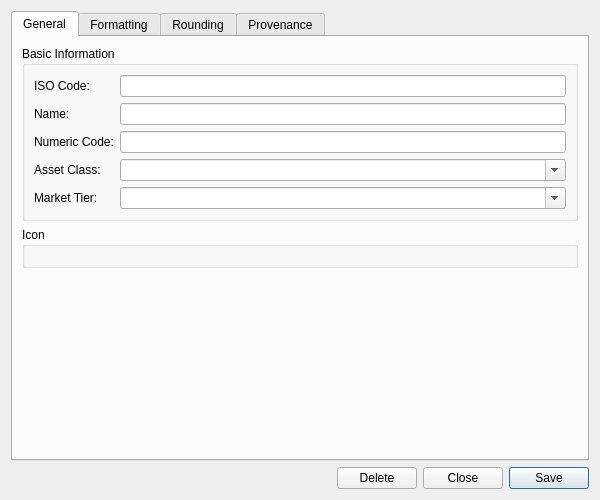
Old version of the form projects/ores.qt/refdata/ui/CurrencyDetailDialog.ui in the repository OreStudio/OreStudio.
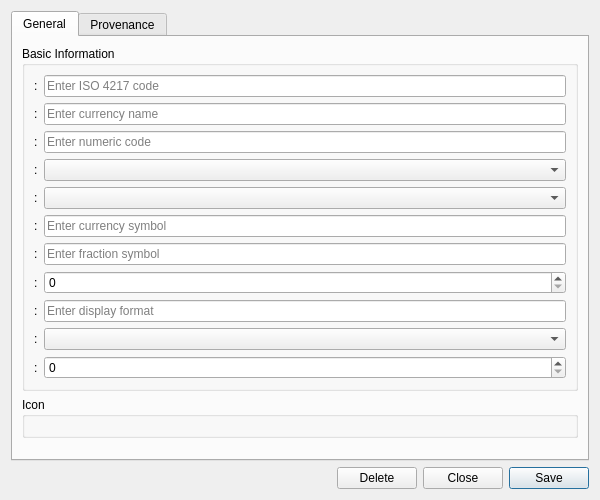
New version of the form. Custom widgets are drawn as their Qt base class.

Commit message: [codegen,qt] Sync Qt codegen for currency — final mechanical reconcile

What changed in the file:
```diff
--- a/projects/ores.qt/refdata/ui/CurrencyDetailDialog.ui
+++ b/projects/ores.qt/refdata/ui/CurrencyDetailDialog.ui
@@ -41,12 +41,15 @@
           <item row="0" column="0">
            <widget class="QLabel" name="labelIsoCode">
             <property name="text">
-             <string>ISO Code:</string>
+             <string>:</string>
             </property>
            </widget>
           </item>
           <item row="0" column="1">
            <widget class="QLineEdit" name="isoCodeEdit">
+            <property name="placeholderText">
+             <string>Enter ISO 4217 code</string>
+            </property>
             <property name="readOnly">
              <bool>true</bool>
             </property>
@@ -55,35 +58,40 @@
           <item row="1" column="0">
            <widget class="QLabel" name="labelName">
             <property name="text">
-             <string>Name:</string>
+             <string>:</string>
             </property>
            </widget>
           </item>
           <item row="1" column="1">
-           <widget class="QLineEdit" name="nameEdit"/>
+           <widget class="QLineEdit" name="nameEdit">
+            <property name="placeholderText">
+             <string>Enter currency name</string>
+            </property>
+           </widget>
           </item>
           <item row="2" column="0">
            <widget class="QLabel" name="labelNumericCode">
             <property name="text">
-             <string>Numeric Code:</string>
+             <string>:</string>
             </property>
            </widget>
           </item>
           <item row="2" column="1">
-           <widget class="QLineEdit" name="numericCodeEdit"/>
+           <widget class="QLineEdit" name="numericCodeEdit">
+            <property name="placeholderText">
+             <string>Enter numeric code</string>
+            </property>
+           </widget>
           </item>
           <item row="3" column="0">
            <widget class="QLabel" name="labelAssetClass">
             <property name="text">
-             <string>Asset Class:</string>
+             <string>:</string>
             </property>
            </widget>
           </item>
           <item row="3" column="1">
            <widget class="QComboBox" name="monetaryNatureCombo">
-            <property name="editable">
-             <bool>true</bool>
-            </property>
             <property name="insertPolicy">
              <enum>QComboBox::NoInsert</enum>
             </property>
@@ -92,152 +100,98 @@
           <item row="4" column="0">
            <widget class="QLabel" name="labelMarketTier">
             <property name="text">
-             <string>Market Tier:</string>
+             <string>:</string>
             </property>
            </widget>
           </item>
           <item row="4" column="1">
            <widget class="QComboBox" name="marketTierCombo">
-            <property name="editable">
-             <bool>true</bool>
-            </property>
             <property name="insertPolicy">
              <enum>QComboBox::NoInsert</enum>
             </property>
            </widget>
           </item>
-         </layout>
-        </widget>
-       </item>
-       <item>
-        <widget class="QGroupBox" name="iconGroup">
-         <property name="title">
-          <string>Icon</string>
-         </property>
-         <layout class="QVBoxLayout" name="iconGroupLayout">
-         </layout>
-        </widget>
-       </item>
-       <item>
-        <spacer name="verticalSpacer">
-         <property name="orientation">
-          <enum>Qt::Vertical</enum>
-         </property>
-         <property name="sizeHint" stdset="0">
-          <size>
-           <width>20</width>
-           <height>40</height>
-          </size>
-         </property>
-        </spacer>
-       </item>
-      </layout>
-     </widget>
-     <widget class="QWidget" name="formattingTab">
-      <attribute name="title"><string>Formatting</string></attribute>
-      <layout class="QVBoxLayout" name="formattingLayout">
-       <item>
-        <widget class="QGroupBox" name="formattingGroup">
-         <property name="title">
-          <string>Formatting</string>
-         </property>
-         <layout class="QFormLayout" name="formLayout_2">
-          <item row="0" column="0">
+          <item row="5" column="0">
            <widget class="QLabel" name="labelSymbol">
             <property name="text">
-             <string>Symbol:</string>
+             <string>:</string>
             </property>
            </widget>
           </item>
-          <item row="0" column="1">
-           <widget class="QLineEdit" name="symbolEdit"/>
+          <item row="5" column="1">
+           <widget class="QLineEdit" name="symbolEdit">
+            <property name="placeholderText">
+             <string>Enter currency symbol</string>
+            </property>
+           </widget>
           </item>
-          <item row="1" column="0">
+          <item row="6" column="0">
            <widget class="QLabel" name="labelFractionSymbol">
             <property name="text">
-             <string>Fraction Symbol:</string>
+             <string>:</string>
             </property>
            </widget>
           </item>
-          <item row="1" column="1">
-           <widget class="QLineEdit" name="fractionSymbolEdit"/>
+          <item row="6" column="1">
+           <widget class="QLineEdit" name="fractionSymbolEdit">
+            <property name="placeholderText">
+             <string>Enter fraction symbol</string>
+            </property>
+           </widget>
           </item>
-          <item row="2" column="0">
+          <item row="7" column="0">
            <widget class="QLabel" name="labelFractionsPerUnit">
             <property name="text">
-             <string>Fractions Per Unit:</string>
+             <string>:</string>
             </property>
            </widget>
           </item>
-          <item row="2" column="1">
+          <item row="7" column="1">
            <widget class="QSpinBox" name="fractionsPerUnitSpinBox">
+            <property name="minimum">
+             <number>0</number>
+            </property>
             <property name="maximum">
              <number>10000</number>
             </property>
            </widget>
           </item>
-          <item row="3" column="0">
+          <item row="8" column="0">
            <widget class="QLabel" name="labelFormat">
             <property name="text">
-             <string>Format:</string>
+             <string>:</string>
             </property>
            </widget>
           </item>
-          <item row="3" column="1">
-           <widget class="QLineEdit" name="formatEdit"/>
+          <item row="8" column="1">
+           <widget class="QLineEdit" name="formatEdit">
+            <property name="placeholderText">
+             <string>Enter display format</string>
+            </property>
+           </widget>
           </item>
-         </layout>
-        </widget>
-       </item>
-       <item>
-        <spacer name="verticalSpacer_2">
-         <property name="orientation">
-          <enum>Qt::Vertical</enum>
-         </property>
-         <property name="sizeHint" stdset="0">
-          <size>
-           <width>20</width>
-           <height>40</height>
-          </size>
-         </property>
-        </spacer>
-       </item>
-      </layout>
-     </widget>
-     <widget class="QWidget" name="roundingTab">
-      <attribute name="title"><string>Rounding</string></attribute>
-      <layout class="QVBoxLayout" name="roundingLayout">
-       <item>
-        <widget class="QGroupBox" name="roundingGroup">
-         <property name="title">
-          <string>Rounding</string>
-         </property>
-         <layout class="QFormLayout" name="formLayout_3">
-          <item row="0" column="0">
+          <item row="9" column="0">
            <widget class="QLabel" name="labelRoundingType">
             <property name="text">
-             <string>Rounding Type:</string>
+             <string>:</string>
             </property>
            </widget>
           </item>
-          <item row="0" column="1">
+          <item row="9" column="1">
            <widget class="QComboBox" name="roundingTypeCombo">
-            <property name="editable">
-             <bool>true</bool>
-            </property>
             <property name="insertPolicy">
              <enum>QComboBox::NoInsert</enum>
             </property>
            </widget>
           </item>
-          <item row="1" column="0">
+          <item row="10" column="0">
            <widget class="QLabel" name="labelRoundingPrecision">
             <property name="text">
-             <string>Rounding Precision:</string>
+             <string>:</string>
             </property>
            </widget>
           </item>
-          <item row="1" column="1">
+          <item row="10" column="1">
            <widget class="QSpinBox" name="roundingPrecisionSpinBox">
             <property name="minimum">
              <number>0</number>
@@ -251,7 +205,15 @@
         </widget>
        </item>
        <item>
-        <spacer name="verticalSpacer_3">
+        <widget class="QGroupBox" name="flagGroup">
+         <property name="title">
+          <string>Icon</string>
+         </property>
+         <layout class="QVBoxLayout" name="flagGroupLayout"/>
+        </widget>
+       </item>
+       <item>
+        <spacer name="verticalSpacer">
          <property name="orientation">
           <enum>Qt::Vertical</enum>
          </property>
```
Left out of the diff: 19 changed lines with no effect on the pictures. The commit also changes 11 other files.
